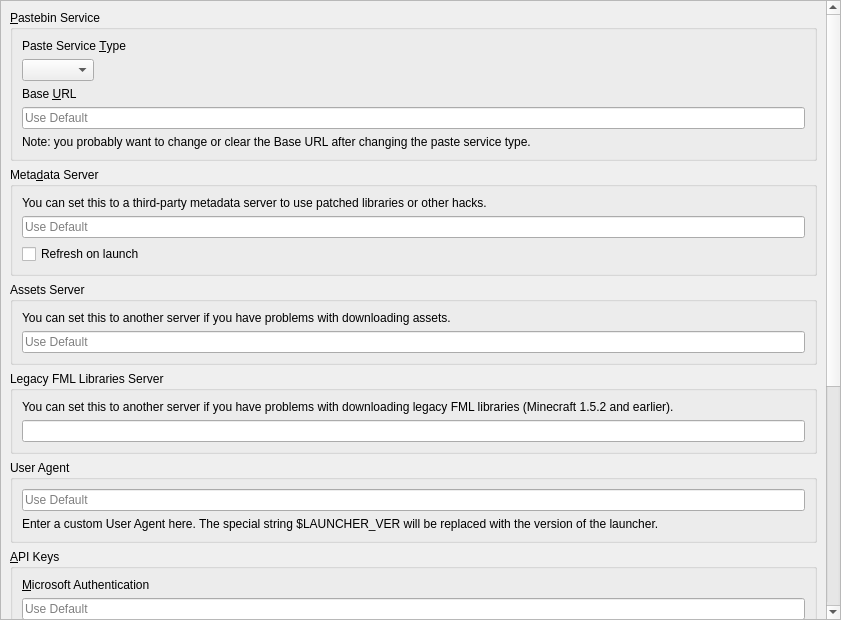
CleanLauncher/Launcher, file launcher/ui/pages/global/APIPage.ui: the form before one commit.
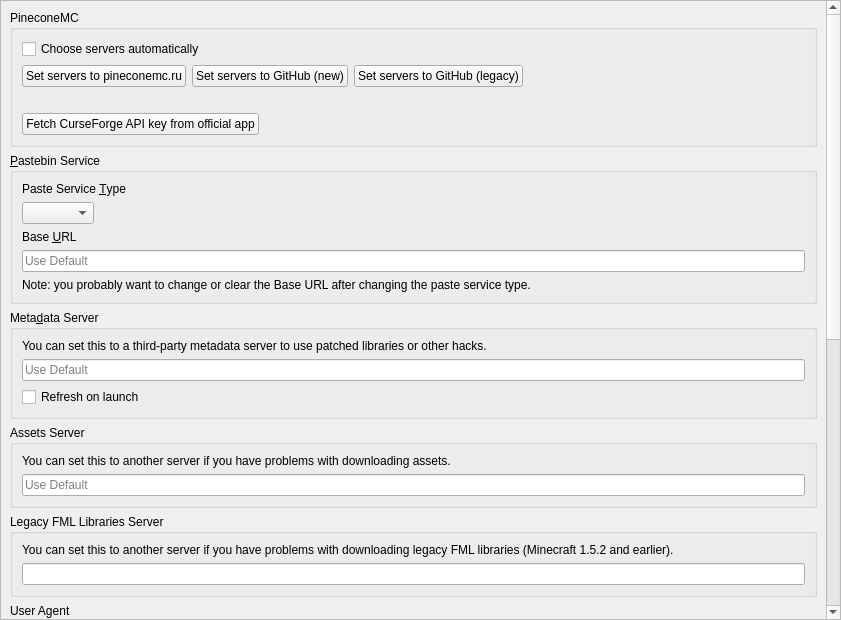
The form after the commit.

Commit message: feat: allow control over server switching, add fetching official Flame API key

```diff
--- a/launcher/ui/pages/global/APIPage.ui
+++ b/launcher/ui/pages/global/APIPage.ui
@@ -33,11 +33,112 @@
        <rect>
         <x>0</x>
         <y>0</y>
-        <width>825</width>
-        <height>1236</height>
+        <width>820</width>
+        <height>1260</height>
        </rect>
       </property>
       <layout class="QVBoxLayout" name="verticalLayout">
+       <item>
+        <widget class="QGroupBox" name="groupBox_pinecone">
+         <property name="title">
+          <string>PineconeMC</string>
+         </property>
+         <layout class="QVBoxLayout" name="verticalLayout_9">
+          <item>
+           <widget class="QCheckBox" name="autoServersCheckBox">
+            <property name="text">
+             <string>Choose servers automatically</string>
+            </property>
+           </widget>
+          </item>
+          <item>
+           <layout class="QHBoxLayout" name="horizontalLayout">
+            <item>
+             <widget class="QPushButton" name="setHostedServers">
+              <property name="sizePolicy">
+               <sizepolicy hsizetype="Fixed" vsizetype="Fixed">
+                <horstretch>0</horstretch>
+                <verstretch>0</verstretch>
+               </sizepolicy>
+              </property>
+              <property name="text">
+               <string>Set servers to pineconemc.ru</string>
+              </property>
+             </widget>
+            </item>
+            <item>
+             <widget class="QPushButton" name="setGitHubNew">
+              <property name="sizePolicy">
+               <sizepolicy hsizetype="Fixed" vsizetype="Fixed">
+                <horstretch>0</horstretch>
+                <verstretch>0</verstretch>
+               </sizepolicy>
+              </property>
+              <property name="text">
+               <string>Set servers to GitHub (new)</string>
+              </property>
+             </widget>
+            </item>
+            <item>
+             <widget class="QPushButton" name="setGitHubOld">
+              <property name="sizePolicy">
+               <sizepolicy hsizetype="Fixed" vsizetype="Fixed">
+                <horstretch>0</horstretch>
+                <verstretch>0</verstretch>
+               </sizepolicy>
+              </property>
+              <property name="text">
+               <string>Set servers to GitHub (legacy)</string>
+              </property>
+             </widget>
+            </item>
+            <item>
+             <spacer name="horizontalSpacer">
+              <property name="orientation">
+               <enum>Qt::Orientation::Horizontal</enum>
+              </property>
+              <property name="sizeHint" stdset="0">
+               <size>
+                <width>40</width>
+                <height>20</height>
+               </size>
+              </property>
+             </spacer>
+            </item>
+           </layout>
+          </item>
+          <item>
+           <spacer name="horizontalSpacer_2">
+            <property name="orientation">
+             <enum>Qt::Orientation::Horizontal</enum>
+            </property>
+            <property name="sizeHint" stdset="0">
+             <size>
+              <width>40</width>
+              <height>20</height>
+             </size>
+            </property>
+           </spacer>
+          </item>
+          <item>
+           <widget class="QPushButton" name="fetchFlameKey">
+            <property name="sizePolicy">
+             <sizepolicy hsizetype="Fixed" vsizetype="Fixed">
+              <horstretch>0</horstretch>
+              <verstretch>0</verstretch>
+             </sizepolicy>
+            </property>
+            <property name="toolTip">
+             <string>Allows the launcher to download all CurseForge modpacks and mods directly</string>
+            </property>
+            <property name="text">
+             <string>Fetch CurseForge API key from official app</string>
+            </property>
+           </widget>
+          </item>
+         </layout>
+        </widget>
+       </item>
        <item>
         <widget class="QGroupBox" name="groupBox_paste">
          <property name="title">
```
Left out of the diff: 36 changed lines with no effect on the pictures. The commit also changes 9 other files.
